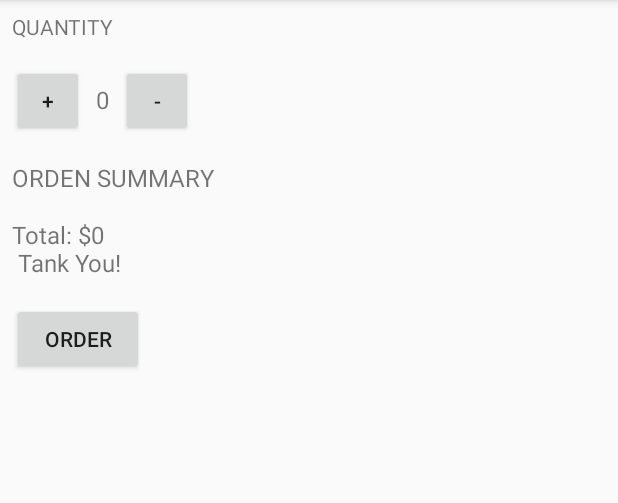
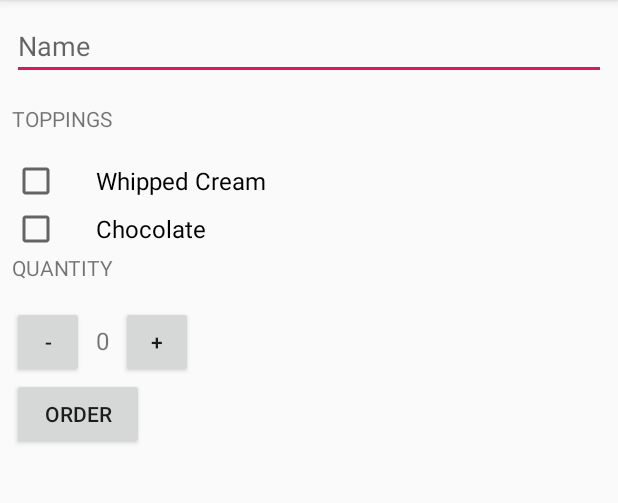
Before and after one commit to rmarin17/JustJava, an Android app: the screen it shows after launch (MainActivity), after a tap on "ORDER", on a phone screen of 412 x 824 dp, the part 84-587 px from its top. Run offline under Robolectric (Android 15) with nearby library versions, the phone set to English and light mode, and no system bars.

Commit message:
comentario inicial

```diff
--- a/app/src/main/java/com/android/example/justjava/MainActivity.java
+++ b/app/src/main/java/com/android/example/justjava/MainActivity.java
@@ -1,18 +1,15 @@
-/**
- * IMPORTANT: Make sure you are using the correct package name.
- * This example uses the package name:
- * package com.example.android.justjava
- * If you get an error when copying this code into Android studio, update it to match teh package name found
- * in the project's AndroidManifest.xml file.
- **/
-
 package com.android.example.justjava;
 
-
+import android.content.Intent;
+import android.net.Uri;
 import android.os.Bundle;
 import android.support.v7.app.AppCompatActivity;
 import android.view.View;
+import android.view.inputmethod.ExtractedText;
+import android.widget.CheckBox;
+import android.widget.EditText;
 import android.widget.TextView;
+import android.widget.Toast;
 
 import java.text.NumberFormat;
 
@@ -32,29 +29,75 @@ public class MainActivity extends AppCompatActivity {
      * This method is called when the order button is clicked.
      */
     public void submitOrder(View view) {
-        int price = calculatePrice();
-        String priceMesagge = "Total: $" + price;
-        priceMesagge = priceMesagge + "\n Tank You!";
-        //displayQuantity(quantity);
-        //displayPrice(quantity * 5);
+        CheckBox whippedCreamCheckBox = findViewById(R.id.whipped_cream_checkbox);
+        boolean hasWhippedCream = whippedCreamCheckBox.isChecked();
+        CheckBox chocolateCheckBox = findViewById(R.id.chocolate_checkbox);
+        boolean hasChocolate = chocolateCheckBox.isChecked();
+        EditText nameEditText = findViewById(R.id.nameEditText);
+        String nameClient = nameEditText.getText().toString();
+        int price = calculatePrice(hasWhippedCream, hasChocolate);
+        String priceMessage = createOrderSummary(price, hasWhippedCream, hasChocolate, nameClient);
 
-        displayMessage(priceMesagge);
+        Intent intent = new Intent(Intent.ACTION_SENDTO);
+        intent.setData(Uri.parse("mailto:")); // only email apps should handle this
+        intent.putExtra(Intent.EXTRA_SUBJECT, "Jus java order for " + nameClient);
+        intent.putExtra(Intent.EXTRA_TEXT,priceMessage);
+        if (intent.resolveActivity(getPackageManager()) != null) {
+            startActivity(intent);
+        }
+
+        //displayMessage(priceMessage);
+    }
+
+    /**
+     * Create summary of the order.
+     *
+     * @param addWhippedCream is whether or not the user wants whipped cream topping
+     * @param addChocolate    is whether or not the user wants chocolate topping
+     * @param price           of the order
+     * @param name            of the costumer
+     * @return text summary
+     */
+    private String createOrderSummary(int price, boolean addWhippedCream, boolean addChocolate, String name) {
+        String priceMessage = "Name: " + name;
+        priceMessage += "\nAdd whipped cream? " + addWhippedCream;
+        priceMessage += "\nAdd chocolate? " + addChocolate;
+        priceMessage += "\nQuantity: " + quantity;
+        priceMessage += "\nTotal: $" + price;
+        priceMessage += "\nThank you!";
+        return priceMessage;
     }
 
     /**
      * Calculates the price of the order.
      *
-     * @return  total price
+     * @param addWhippedCream is whether or not the user wants whipped cream topping
+     * @param addChocolate    is whether or not the user wants chocolate topping
+     * @return total price
      */
-    private int calculatePrice() {
-        return quantity * 5;
+    private int calculatePrice(boolean addWhippedCream, boolean addChocolate) {
+        //Price for 1 cup of coffee
+        int basePrice = 5;
+
+        //add $1 if the user wants whipped cream
+        if (addWhippedCream) {
+            basePrice += 1;
+        }
+
+        //add $2 if the user wants chocolate
+        if (addChocolate) {
+            basePrice += 2;
+        }
+
+        //calculate the total order price by multiplying by quantity
+        return quantity * basePrice;
     }
 
     /**
      * This method displays the given quantity value on the screen.
      */
     private void displayQuantity(int number) {
-        TextView quantityTextView = (TextView) findViewById(R.id.quantity_text_view);
+        TextView quantityTextView = findViewById(R.id.quantity_text_view);
         quantityTextView.setText("" + number);
     }
 
@@ -62,6 +105,10 @@ public class MainActivity extends AppCompatActivity {
      * This method increment textbbox
      */
     public void increment(View view) {
+        if (quantity == 100) {
+            Toast.makeText(this, "You Cannot have mora than 100 coffees", Toast.LENGTH_SHORT).show();
+            return;
+        }
         quantity++;
         displayQuantity(quantity);
     }
@@ -70,18 +117,20 @@ public class MainActivity extends AppCompatActivity {
      * This method decrement textbox
      */
     public void decrement(View view) {
-        if (quantity != 0) {
-            quantity--;
-            displayQuantity(quantity);
+        if (quantity == 1) {
+            Toast.makeText(this, "You Cannot have less than 1 coffee", Toast.LENGTH_SHORT).show();
+            return;
         }
+        quantity--;
+        displayQuantity(quantity);
     }
 
     /**
      * This method displays the given text on the screen.
      */
-    private void displayMessage(String message) {
-        TextView priceTextView = (TextView) findViewById(R.id.order_summary_text_view);
-        priceTextView.setText(message);
-    }
+//    private void displayMessage(String message) {
+//        TextView priceTextView = findViewById(R.id.order_summary_text_view);
+//        priceTextView.setText(message);
+//    }
 
 }
--- a/app/src/main/res/layout/activity_main.xml
+++ b/app/src/main/res/layout/activity_main.xml
@@ -1,12 +1,47 @@
 <?xml version="1.0" encoding="utf-8"?>
-<LinearLayout xmlns:android="http://schemas.android.com/apk/res/android"
+<ScrollView xmlns:android="http://schemas.android.com/apk/res/android"
     xmlns:app="http://schemas.android.com/apk/res-auto"
     xmlns:tools="http://schemas.android.com/tools"
     android:layout_width="match_parent"
     android:layout_height="match_parent"
+    tools:context=".MainActivity">
+
+    <LinearLayout
+        android:layout_width="match_parent"
+        android:layout_height="match_parent"
         android:orientation="vertical"
-    android:padding="8dp"
-    tools:context=".MainActivity">
+        android:padding="8dp">
+
+        <EditText
+            android:id="@+id/nameEditText"
+            android:layout_width="match_parent"
+            android:layout_height="wrap_content"
+            android:hint="Name"
+            android:inputType="textCapWords" />
+
+        <TextView
+            android:layout_width="wrap_content"
+            android:layout_height="wrap_content"
+            android:layout_marginTop="16dp"
+            android:layout_marginBottom="16dp"
+            android:text="Toppings"
+            android:textAllCaps="true" />
+
+        <CheckBox
+            android:id="@+id/whipped_cream_checkbox"
+            android:layout_width="wrap_content"
+            android:layout_height="wrap_content"
+            android:paddingLeft="24dp"
+            android:text="Whipped Cream"
+            android:textSize="16sp" />
+
+        <CheckBox
+            android:id="@+id/chocolate_checkbox"
+            android:layout_width="wrap_content"
+            android:layout_height="wrap_content"
+            android:paddingLeft="24dp"
+            android:text="Chocolate"
+            android:textSize="16sp" />
 
         <TextView
             android:layout_width="wrap_content"
@@ -24,8 +59,8 @@
                 android:layout_width="48dp"
                 android:layout_height="48dp"
                 android:layout_marginRight="8dp"
-            android:onClick="increment"
-            android:text="+" />
+                android:onClick="decrement"
+                android:text="-" />
 
             <TextView
                 android:id="@+id/quantity_text_view"
@@ -38,28 +73,28 @@
                 android:layout_width="48dp"
                 android:layout_height="48dp"
                 android:layout_marginLeft="8dp"
-            android:onClick="decrement"
-            android:text="-" />
+                android:onClick="increment"
+                android:text="+" />
 
 
         </LinearLayout>
 
-    <TextView
-        android:layout_width="wrap_content"
-        android:layout_height="wrap_content"
-        android:layout_marginTop="16dp"
-        android:layout_marginBottom="16dp"
-        android:text="Orden Summary"
-        android:textAllCaps="true"
-        android:textSize="16sp" />
+        <!--<TextView-->
+            <!--android:layout_width="wrap_content"-->
+            <!--android:layout_height="wrap_content"-->
+            <!--android:layout_marginTop="16dp"-->
+            <!--android:layout_marginBottom="16dp"-->
+            <!--android:text="Orden Summary"-->
+            <!--android:textAllCaps="true"-->
+            <!--android:textSize="16sp" />-->
 
-    <TextView
-        android:id="@+id/order_summary_text_view"
-        android:layout_width="wrap_content"
-        android:layout_height="wrap_content"
-        android:layout_marginBottom="16dp"
-        android:text="$0"
-        android:textSize="16sp" />
+        <!--<TextView-->
+            <!--android:id="@+id/order_summary_text_view"-->
+            <!--android:layout_width="wrap_content"-->
+            <!--android:layout_height="wrap_content"-->
+            <!--android:layout_marginBottom="16dp"-->
+            <!--android:text="$0"-->
+            <!--android:textSize="16sp" />-->
 
         <Button
             android:layout_width="wrap_content"
@@ -67,5 +102,5 @@
             android:onClick="submitOrder"
             android:text="ORDER" />
 
-
     </LinearLayout>
+</ScrollView>
--- a/build.gradle
+++ b/build.gradle
@@ -7,7 +7,7 @@ buildscript {
 
     }
     dependencies {
-        classpath 'com.android.tools.build:gradle:3.4.0'
+        classpath 'com.android.tools.build:gradle:3.4.1'
 
         // NOTE: Do not place your application dependencies here; they belong
         // in the individual module build.gradle files
```
Lines whose indentation alone changed are shown as unchanged.
